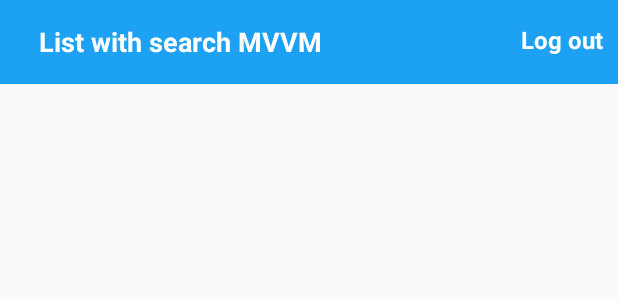
After one commit to armdev19/List-with-Search-and-filter-MVVM, an Android app: the layout category_toolbar.xml on its own in the app's theme, with its tools: preview values and no code run, on a phone screen of 412 x 824 dp. The commit adds this screen. Shown: the top 300 px of the screen. Run offline under Robolectric (Android 15) with nearby library versions, the phone set to English and light mode, and no system bars.

Commit message:
Create Category functional - Fix toolbar implementation

```diff
--- a/app/src/main/java/com/infernal93/listwithsearchmvvm/views/activities/LoginActivity.kt
+++ b/app/src/main/java/com/infernal93/listwithsearchmvvm/views/activities/LoginActivity.kt
@@ -28,7 +28,7 @@ class LoginActivity : AppCompatActivity(), LoginListener, KeyboardVisibilityEven
 
         mAuth = FirebaseAuth.getInstance()
 
-        val binding: ActivityLoginBinding =DataBindingUtil.setContentView(this@LoginActivity, R.layout.activity_login)
+        val binding: ActivityLoginBinding = DataBindingUtil.setContentView(this@LoginActivity, R.layout.activity_login)
         val loginViewModel = ViewModelProviders.of(this@LoginActivity).get(LoginViewModel::class.java)
         binding.loginViewModel = loginViewModel
 
--- /dev/null
+++ b/app/src/main/res/layout/category_toolbar.xml
@@ -0,0 +1,42 @@
+<?xml version="1.0" encoding="utf-8"?>
+    <androidx.appcompat.widget.Toolbar
+        xmlns:android="http://schemas.android.com/apk/res/android"
+        android:id="@+id/custom_app_bar"
+        android:layout_width="match_parent"
+        android:layout_height="wrap_content"
+        android:background="@color/colorPrimary"
+        android:theme="@style/ThemeOverlay.AppCompat.Dark.ActionBar">
+
+
+        <RelativeLayout
+            android:layout_width="match_parent"
+            android:layout_height="match_parent"
+            android:background="@color/colorPrimary">
+
+            <TextView
+                android:id="@+id/btn_log_out"
+                android:layout_width="wrap_content"
+                android:layout_height="wrap_content"
+                android:layout_alignParentTop="true"
+                android:layout_alignParentEnd="true"
+                android:padding="10dp"
+                android:text="Log out"
+                android:textColor="@color/white"
+                android:textSize="16sp"
+                android:textStyle="bold" />
+
+            <TextView
+                android:id="@+id/app_toolbar_name"
+                android:layout_width="wrap_content"
+                android:layout_height="wrap_content"
+                android:layout_alignParentStart="true"
+                android:layout_alignParentTop="true"
+                android:layout_margin="10dp"
+                android:text="@string/app_name"
+                android:textColor="@color/white"
+                android:textSize="18sp"
+                android:textStyle="bold" />
+
+        </RelativeLayout>
+
+    </androidx.appcompat.widget.Toolbar>
--- a/app/src/main/res/values/strings.xml
+++ b/app/src/main/res/values/strings.xml
@@ -18,4 +18,5 @@
     <string name="login_success">Log In Success</string>
     <string name="login_or_password_empty">Please write your email and password</string>
     <string name="invalid_email_or_password">Invalid email or password. Try again</string>
+    <string name="log_out_hint">Log Out</string>
 </resources>
```
Also changed, not shown: app/src/main/AndroidManifest.xml (+6 -5 lines), app/src/main/java/com/infernal93/listwithsearchmvvm/viewmodels/CategoryViewModel.kt (added, +17 -0 lines), app/src/main/java/com/infernal93/listwithsearchmvvm/views/activities/CategoryActivity.kt (+85 -3 lines), app/src/main/java/com/infernal93/listwithsearchmvvm/views/interfaces/CategoryListener.kt (added, +16 -0 lines), app/src/main/res/drawable-anydpi/ic_log_out_btn.xml (added, +11 -0 lines), app/src/main/res/layout/activity_category.xml (+91 -6 lines), app/src/main/res/menu/toolbar_menu.xml (added, +10 -0 lines), app/src/main/res/values/styles.xml (+8 -0 lines), app/src/main/res/drawable-hdpi/ic_log_out_btn.png (added), app/src/main/res/drawable-mdpi/ic_log_out_btn.png (added), app/src/main/res/drawable-xhdpi/ic_log_out_btn.png (added), app/src/main/res/drawable-xxhdpi/ic_log_out_btn.png (added).
